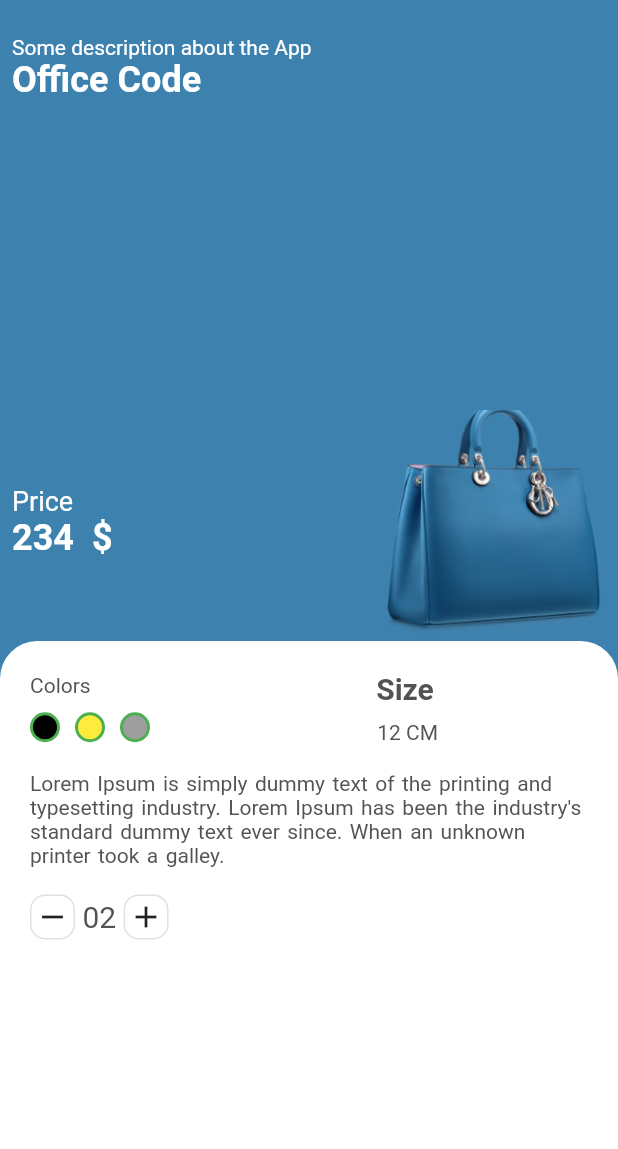
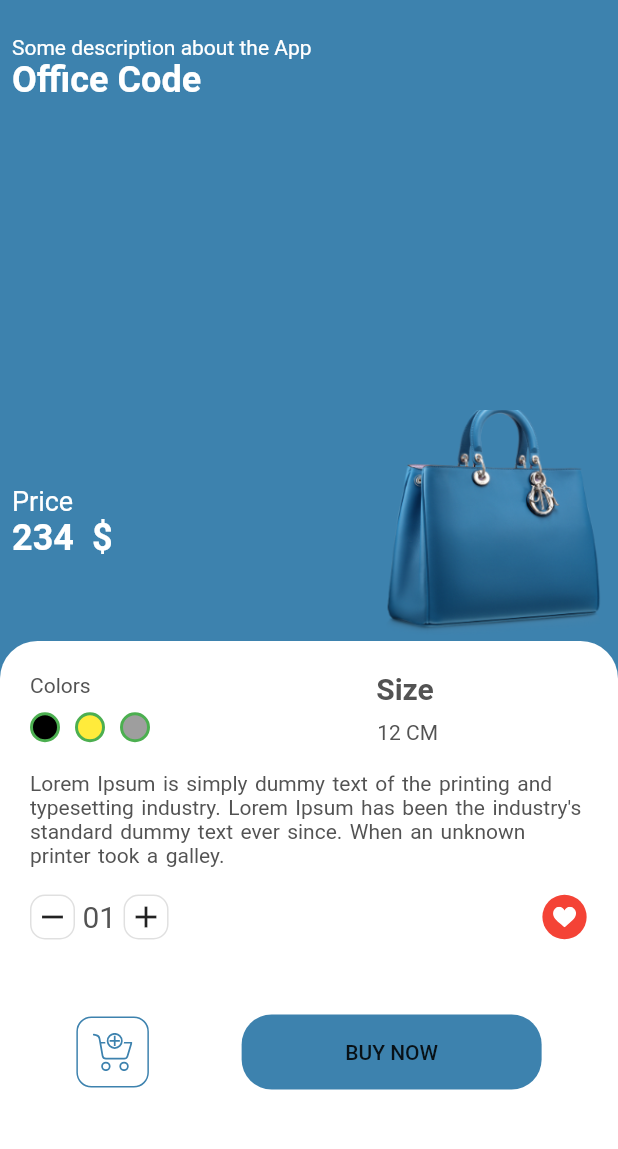
Before and after one commit to Mo-Amer213/shopping_app, a Flutter app: the DetailsScreen screen opened directly with sample values from the repository, on a phone screen of 412 x 824 dp, the part 61-1210 px from its top. Run offline on Flutter 3.47's test engine with Material 2 defaults, Android fonts, the phone set to English and light mode, and no system bars; our stand-ins replace flutter_svg.

```diff
--- a/lib/details_screen.dart
+++ b/lib/details_screen.dart
@@ -6,7 +6,7 @@ class DetailsScreen extends StatefulWidget {
   final Product product;
 
   DetailsScreen({Key key, @required this.product}) : super(key: key);
-  int itemsCounter = 2;
+  int itemsCounter = 1;
 
   @override
   _DetailsScreenState createState() => _DetailsScreenState();
@@ -94,10 +94,13 @@ class _DetailsScreenState extends State<DetailsScreen> {
                         ),
                       ),
                       Row(
+                        mainAxisAlignment: MainAxisAlignment.spaceBetween,
+                        children: <Widget>[
+                          Row(
                             children: <Widget>[
                               buildSingleOutlineBtn(() {
                                 setState(() {
-                              if(widget.itemsCounter>0)
+                                  if (widget.itemsCounter > 0)
                                     widget.itemsCounter--;
                                 });
                               }, Icon(Icons.remove)),
@@ -110,6 +113,44 @@ class _DetailsScreenState extends State<DetailsScreen> {
                                   widget.itemsCounter++;
                                 });
                               }, Icon(Icons.add)),
+                            ],
+                          ),
+                          Container(
+                            padding: EdgeInsets.all(8),
+                            child: SvgPicture.asset('assets/icons/heart.svg',
+                                fit: BoxFit.cover),
+                            decoration: BoxDecoration(
+                                color: Colors.red, shape: BoxShape.circle),
+                          )
+                        ],
+                      ),
+                      SizedBox(
+                        height: 50,
+                      ),
+                      Row(
+                        mainAxisAlignment: MainAxisAlignment.spaceAround,
+                        children: <Widget>[
+                          Container(
+                            padding: EdgeInsets.all(10),
+                            child: SvgPicture.asset(
+                              'assets/icons/add_to_cart.svg',
+                              fit: BoxFit.fill,color: widget.product.color,
+                            ),
+                            decoration: BoxDecoration(
+                              border: Border.all(color:widget.product.color),
+                            borderRadius: BorderRadius.all(Radius.circular(10))
+                            ),
+                          ),
+                          SizedBox(
+                            height: 50,
+                            width: 200,
+                            child: FlatButton(
+                              color: widget.product.color,
+                              shape: RoundedRectangleBorder(borderRadius: BorderRadius.circular(20),),
+                              child: Text('Buy Now'.toUpperCase()),
+                              onPressed: (){},
+                            ),
+                          )
                         ],
                       )
                     ],
```
Lines whose indentation alone changed are shown as unchanged.
